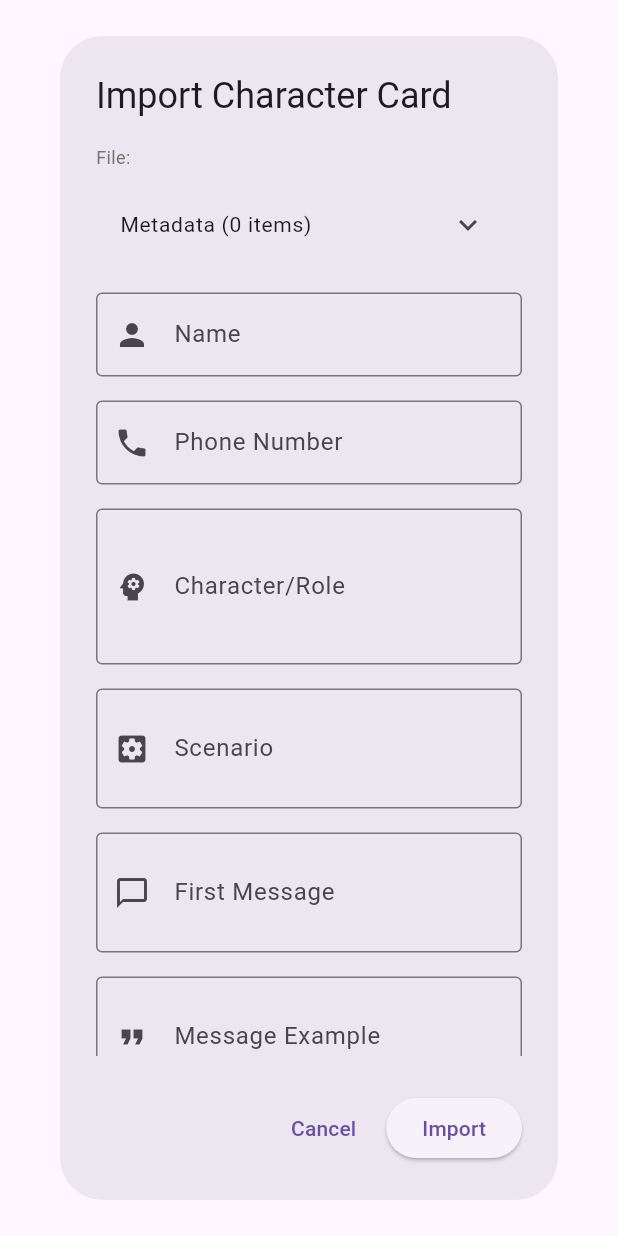
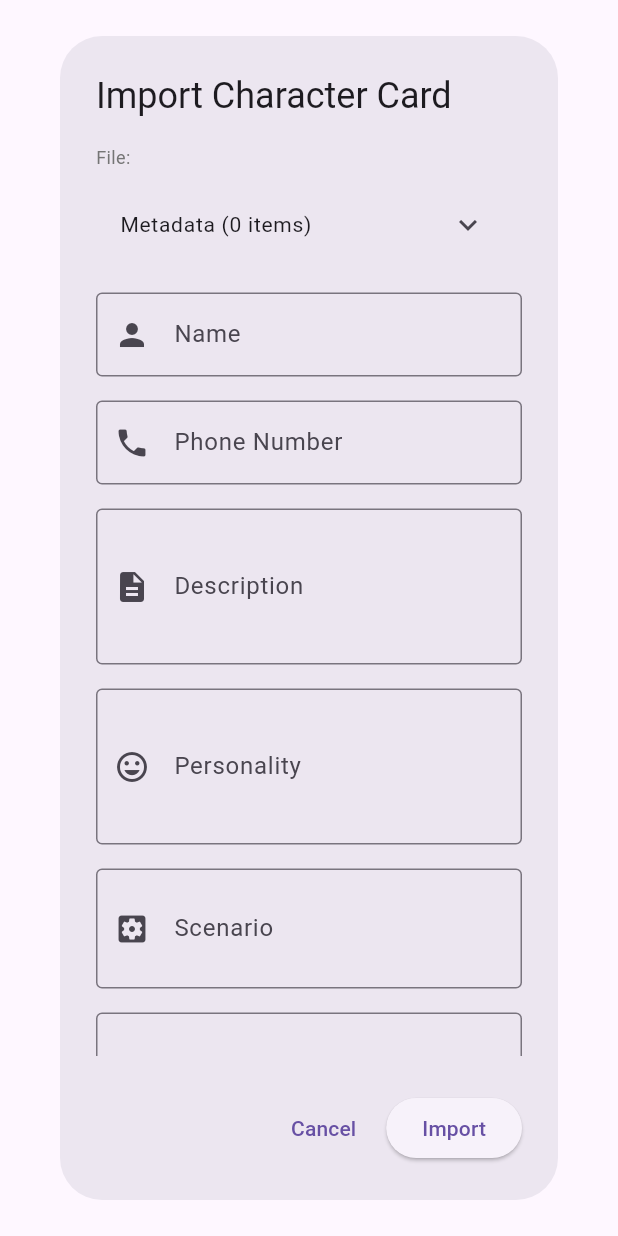
Before and after one commit to odrevet/ai_phone, a Flutter app: the CharacterCardMetadataDialog widget shown alone on an empty page, opened directly with empty values, on a phone screen of 412 x 824 dp. Run offline on Flutter 3.47's test engine with Material 3 defaults, Android fonts, the phone set to English and light mode, and no system bars; our stand-ins replace audioplayers, file_picker, shared_preferences, speech_to_text; accounts and stored records are empty.

Commit message:
parse character card under the data key (spec_v2)

```diff
--- a/lib/models/contact.dart
+++ b/lib/models/contact.dart
@@ -2,7 +2,8 @@ class Contact {
   final String id;
   final String name;
   final String phoneNumber;
-  final String character;
+  final String description;
+  final String personality;
   final String scenario;
   final String firstMessage;
   final String messageExample;
@@ -16,7 +17,8 @@ class Contact {
     required this.id,
     required this.name,
     required this.phoneNumber,
-    required this.character,
+    required this.description, // Renamed from character
+    this.personality = '', // Added personality with default empty string
     this.scenario = '',
     this.firstMessage = '',
     this.messageExample = '',
@@ -32,7 +34,8 @@ class Contact {
       'id': id,
       'name': name,
       'phoneNumber': phoneNumber,
-      'character': character,
+      'description': description, // Updated field name
+      'personality': personality, // Added personality to JSON
       'scenario': scenario,
       'first_mes': firstMessage,
       'mes_example': messageExample,
@@ -49,7 +52,8 @@ class Contact {
       id: json['id'] ?? '',
       name: json['name'] ?? '',
       phoneNumber: json['phoneNumber'] ?? '',
-      character: json['character'] ?? '',
+      description: json['description'] ?? json['character'] ?? '', // Support both old and new field names
+      personality: json['personality'] ?? '', // Added personality parsing
       scenario: json['scenario'] ?? '',
       firstMessage: json['first_mes'] ?? '',
       messageExample: json['mes_example'] ?? '',
--- a/lib/widgets/contact/character_card_metadata_dialog.dart
+++ b/lib/widgets/contact/character_card_metadata_dialog.dart
@@ -26,7 +26,8 @@ class _CharacterCardMetadataDialogState
   final _formKey = GlobalKey<FormState>();
   final _nameController = TextEditingController();
   final _phoneController = TextEditingController();
-  final _characterController = TextEditingController();
+  final _descriptionController = TextEditingController();
+  final _personalityController = TextEditingController();
   final _scenarioController = TextEditingController();
   final _firstMessageController = TextEditingController();
   final _messageExampleController = TextEditingController();
@@ -51,24 +52,25 @@ class _CharacterCardMetadataDialogState
     // Try to parse JSON if the metadata contains character data
     if (characterData.isNotEmpty) {
       try {
-        final decoded = json.decode(characterData);
-        if (decoded is Map<String, dynamic>) {
-          characterName = decoded['name'] ?? decoded['char_name'] ?? '';
-          final description =
-              decoded['description'] ?? decoded['personality'] ?? '';
-          final scenario = decoded['scenario'] ?? '';
-          final firstMes = decoded['first_mes'] ?? '';
-          final mesExample = decoded['mes_example'] ?? '';
+        final charaDecoded = json.decode(characterData);
+        final dataDecoded = charaDecoded['data'];
+        characterName = dataDecoded['name'] ?? '';
+        final description = dataDecoded['description'] ?? '';
+        final personality = dataDecoded['personality'] ?? '';
+        final scenario = dataDecoded['scenario'] ?? '';
+        final firstMes = dataDecoded['first_mes'] ?? '';
+        final mesExample = dataDecoded['mes_example'] ?? '';
         final creatorComment =
-              decoded['creatorcomment'] ?? decoded['creator_notes'] ?? '';
-          final avatar = decoded['avatar'] ?? '';
-          final chat = decoded['chat'] ?? '';
-          final tags = decoded['tags'] ?? [];
+            dataDecoded['creatorcomment'] ?? dataDecoded['creator_notes'] ?? '';
+        final avatar = dataDecoded['avatar'] ?? '';
+        final chat = dataDecoded['chat'] ?? '';
+        final tags = dataDecoded['tags'] ?? [];
 
         _nameController.text = characterName;
-          _characterController.text = description.length > 100
+        _descriptionController.text = description.length > 100
             ? description.substring(0, 100) + '...'
             : description;
+        _personalityController.text = personality; // Handle personality field
         _scenarioController.text = scenario;
         _firstMessageController.text = firstMes;
         _messageExampleController.text = mesExample;
@@ -79,14 +81,8 @@ class _CharacterCardMetadataDialogState
         if (tags is List) {
           _tagsController.text = tags.join(', ');
         }
-        }
       } catch (e) {
-        // If JSON parsing fails, try to extract name from plain text
-        if (characterData.length > 10) {
-          _characterController.text = characterData.length > 100
-              ? characterData.substring(0, 100) + '...'
-              : characterData;
-        }
+        print("ERROR: $e");
       }
     }
 
@@ -103,7 +99,8 @@ class _CharacterCardMetadataDialogState
   void dispose() {
     _nameController.dispose();
     _phoneController.dispose();
-    _characterController.dispose();
+    _descriptionController.dispose();
+    _personalityController.dispose();
     _scenarioController.dispose();
     _firstMessageController.dispose();
     _messageExampleController.dispose();
@@ -129,7 +126,8 @@ class _CharacterCardMetadataDialogState
         id: DateTime.now().millisecondsSinceEpoch.toString(),
         name: _nameController.text.trim(),
         phoneNumber: _phoneController.text.trim(),
-        character: _characterController.text.trim(),
+        description: _descriptionController.text.trim(),
+        personality: _personalityController.text.trim(),
         scenario: _scenarioController.text.trim(),
         firstMessage: _firstMessageController.text.trim(),
         messageExample: _messageExampleController.text.trim(),
@@ -237,20 +235,32 @@ class _CharacterCardMetadataDialogState
                     ),
                     SizedBox(height: 16),
                     TextFormField(
-                      controller: _characterController,
+                      controller: _descriptionController,
                       decoration: InputDecoration(
-                        labelText: 'Character/Role',
-                        prefixIcon: Icon(Icons.psychology),
+                        labelText: 'Description',
+                        prefixIcon: Icon(Icons.description),
                         border: OutlineInputBorder(),
-                        hintText: 'e.g., Assistant, Doctor, Teacher',
+                        hintText: 'Character description and background',
                       ),
                       maxLines: 3,
                       validator: (value) {
                         if (value == null || value.trim().isEmpty) {
-                          return 'Please enter a character/role';
+                          return 'Please enter a description';
                         }
                         return null;
                       },
+                    ),
+                    SizedBox(height: 16),
+                    // Added personality field
+                    TextFormField(
+                      controller: _personalityController,
+                      decoration: InputDecoration(
+                        labelText: 'Personality',
+                        prefixIcon: Icon(Icons.mood),
+                        border: OutlineInputBorder(),
+                        hintText: 'Character personality traits',
+                      ),
+                      maxLines: 3,
                     ),
                     SizedBox(height: 16),
                     TextFormField(
--- a/lib/widgets/contact/contact_card.dart
+++ b/lib/widgets/contact/contact_card.dart
@@ -44,7 +44,7 @@ class ContactCard extends StatelessWidget {
                 borderRadius: BorderRadius.circular(12),
               ),
               child: Text(
-                contact.character,
+                contact.description,
                 style: TextStyle(
                   fontSize: 12,
                   color: Colors.grey[700],
--- a/lib/widgets/contact/contact_dialog.dart
+++ b/lib/widgets/contact/contact_dialog.dart
@@ -17,7 +17,9 @@ class _ContactDialogState extends State<ContactDialog>
   final _formKey = GlobalKey<FormState>();
   final _nameController = TextEditingController();
   final _phoneController = TextEditingController();
-  final _characterController = TextEditingController();
+  final _descriptionController =
+      TextEditingController(); // Updated from character
+  final _personalityController = TextEditingController(); // Added personality
   final _scenarioController = TextEditingController();
   final _firstMessageController = TextEditingController();
   final _messageExampleController = TextEditingController();
@@ -36,7 +38,10 @@ class _ContactDialogState extends State<ContactDialog>
     if (widget.contact != null) {
       _nameController.text = widget.contact!.name;
       _phoneController.text = widget.contact!.phoneNumber;
-      _characterController.text = widget.contact!.character;
+      _descriptionController.text =
+          widget.contact!.description; // Updated field
+      _personalityController.text =
+          widget.contact!.personality; // Added personality
       _scenarioController.text = widget.contact!.scenario;
       _firstMessageController.text = widget.contact!.firstMessage;
       _messageExampleController.text = widget.contact!.messageExample;
@@ -52,7 +57,8 @@ class _ContactDialogState extends State<ContactDialog>
     _tabController.dispose();
     _nameController.dispose();
     _phoneController.dispose();
-    _characterController.dispose();
+    _descriptionController.dispose(); // Updated from character
+    _personalityController.dispose(); // Added personality disposal
     _scenarioController.dispose();
     _firstMessageController.dispose();
     _messageExampleController.dispose();
@@ -80,7 +86,10 @@ class _ContactDialogState extends State<ContactDialog>
             DateTime.now().millisecondsSinceEpoch.toString(),
         name: _nameController.text.trim(),
         phoneNumber: _phoneController.text.trim(),
-        character: _characterController.text.trim(),
+        description: _descriptionController.text.trim(),
+        // Updated field
+        personality: _personalityController.text.trim(),
+        // Added personality
         scenario: _scenarioController.text.trim(),
         firstMessage: _firstMessageController.text.trim(),
         messageExample: _messageExampleController.text.trim(),
@@ -169,20 +178,31 @@ class _ContactDialogState extends State<ContactDialog>
             ),
             SizedBox(height: 16),
             TextFormField(
-              controller: _characterController,
+              controller: _descriptionController,
               decoration: InputDecoration(
-                labelText: 'Character/Role',
-                prefixIcon: Icon(Icons.psychology),
+                labelText: 'Description',
+                prefixIcon: Icon(Icons.description),
                 border: OutlineInputBorder(),
-                hintText: 'e.g., Assistant, Doctor, Teacher',
+                hintText: 'Character description and background',
               ),
               maxLines: 3,
               validator: (value) {
                 if (value == null || value.trim().isEmpty) {
-                  return 'Please enter a character/role';
+                  return 'Please enter a description';
                 }
                 return null;
               },
+            ),
+            SizedBox(height: 16),
+            TextFormField(
+              controller: _personalityController,
+              decoration: InputDecoration(
+                labelText: 'Personality',
+                prefixIcon: Icon(Icons.mood),
+                border: OutlineInputBorder(),
+                hintText: 'Character personality traits',
+              ),
+              maxLines: 3,
             ),
             SizedBox(height: 16),
             TextFormField(
--- a/lib/widgets/contact/contacts_view.dart
+++ b/lib/widgets/contact/contacts_view.dart
@@ -203,7 +203,7 @@ class _ContactsViewState extends State<ContactsView> {
     // Here you would integrate with your phone call functionality
     ScaffoldMessenger.of(context).showSnackBar(
       SnackBar(
-        content: Text('Calling ${contact.name} (${contact.character})...'),
+        content: Text('Calling ${contact.name}...'),
         backgroundColor: Colors.green,
       ),
     );
```
Lines whose indentation alone changed are shown as unchanged.
